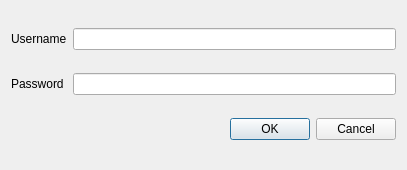
This is design_files/dialog_login.ui in elvslv/CompanyDatabase as Qt 5 draws it before an edit. The edited form follows.
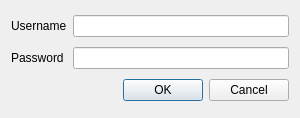
This is the edited form.

The edit to the form file:
```diff
--- a/design_files/dialog_login.ui
+++ b/design_files/dialog_login.ui
@@ -9,8 +9,8 @@
    <rect>
     <x>0</x>
     <y>0</y>
-    <width>407</width>
-    <height>170</height>
+    <width>300</width>
+    <height>118</height>
    </rect>
   </property>
   <property name="sizePolicy">
```
